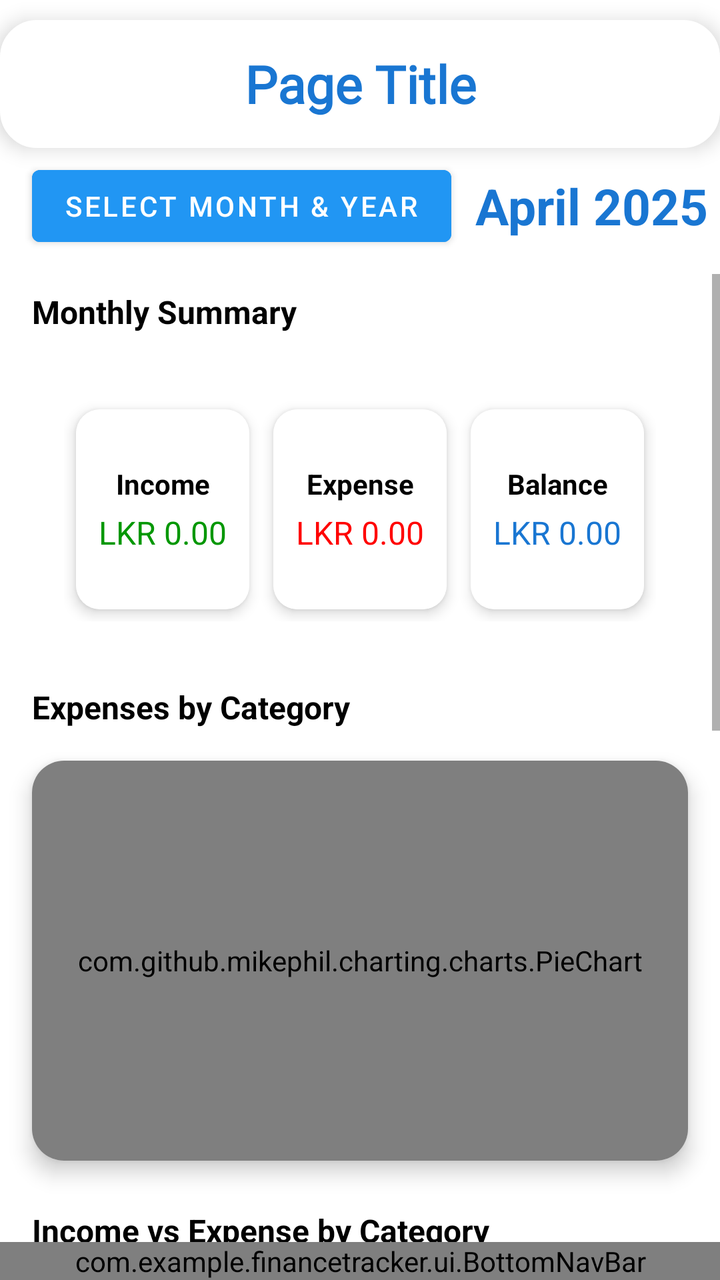
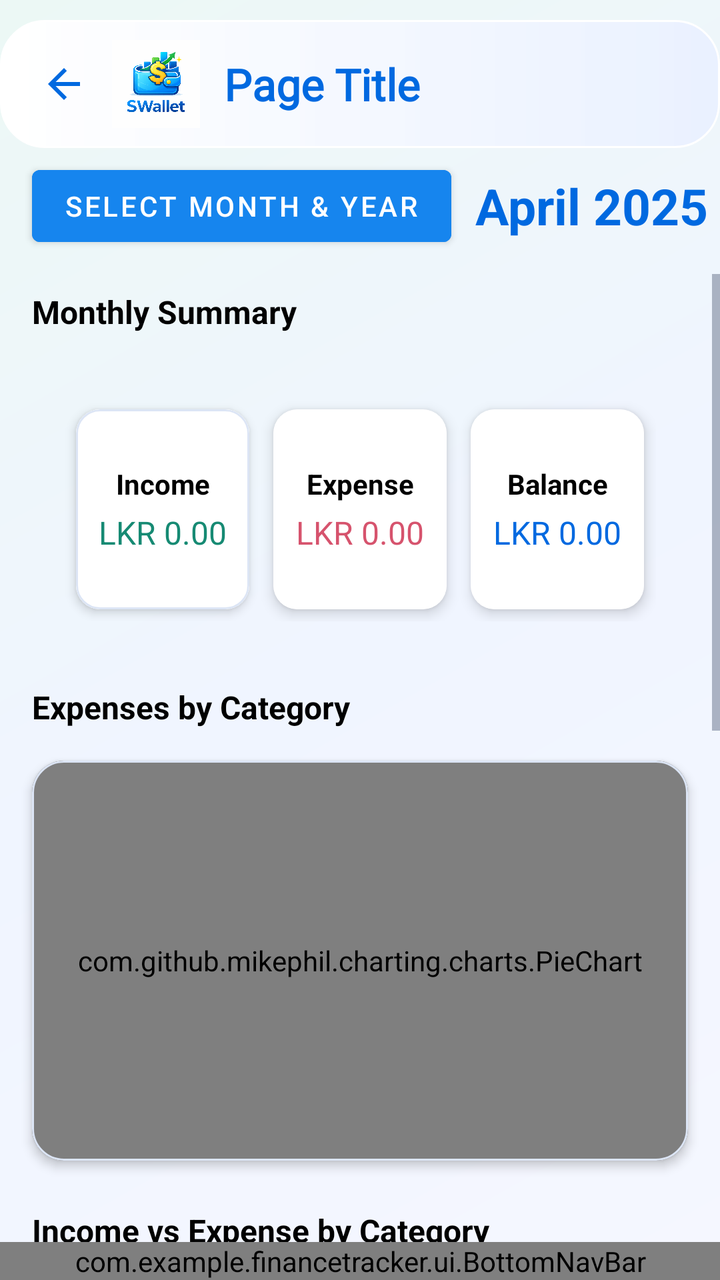

Screens rendered from an Android XML layout before and after an edit, with the pre-edit source and the edit as a unified diff.
<!-- AndroidManifest.xml: application theme Theme.FinanceTracker -->
<!-- res/layout/activity_category_analysis.xml -->
<?xml version="1.0" encoding="utf-8"?>
<androidx.constraintlayout.widget.ConstraintLayout
    xmlns:android="http://schemas.android.com/apk/res/android"
    xmlns:app="http://schemas.android.com/apk/res-auto"
    xmlns:tools="http://schemas.android.com/tools"
    android:layout_width="match_parent"
    android:layout_height="match_parent"
    android:background="@color/white"
    tools:context=".activities.CategoryAnalysisActivity">

    
    <include
        android:id="@+id/headerInclude"
        layout="@layout/header"
        android:layout_width="match_parent"
        android:layout_height="wrap_content"
        android:layout_marginTop="10dp"
        app:layout_constraintTop_toTopOf="parent" />

    
    <LinearLayout
        android:id="@+id/dateFilterRow"
        android:layout_width="match_parent"
        android:layout_height="wrap_content"
        android:orientation="horizontal"
        android:layout_marginStart="10dp"
        android:gravity="center"
        android:layout_marginTop="5dp"
        app:layout_constraintTop_toBottomOf="@id/headerInclude"
        app:layout_constraintStart_toStartOf="parent"
        app:layout_constraintEnd_toEndOf="parent">

        <Button
            android:id="@+id/btnSelectDateRange"
            android:layout_width="wrap_content"
            android:layout_height="wrap_content"
            android:backgroundTint="@color/blue_500"
            android:paddingStart="16dp"
            android:paddingEnd="16dp"
            android:text="@string/Year_Month"
            android:textColor="@android:color/white" />

        <TextView
            android:id="@+id/textSelectedMonthYear"
            android:layout_width="wrap_content"
            android:layout_height="wrap_content"
            android:layout_marginStart="12dp"
            android:text="April 2025"
            android:textColor="@color/blue_700"
            android:textSize="25sp"
            android:textStyle="bold" />
    </LinearLayout>

    
    <ScrollView
        android:id="@+id/scrollView"
        android:layout_width="match_parent"
        android:layout_height="0dp"
        android:fillViewport="true"
        android:layout_marginTop="10dp"
        app:layout_constraintTop_toBottomOf="@id/dateFilterRow"
        app:layout_constraintBottom_toTopOf="@id/bottomNav">

        <LinearLayout
            android:layout_width="match_parent"
            android:layout_height="wrap_content"
            android:orientation="vertical"
            android:paddingBottom="24dp">

            
            <TextView
                android:layout_width="wrap_content"
                android:layout_height="wrap_content"
                android:text="Monthly Summary"
                android:textSize="16sp"
                android:textStyle="bold"
                android:textColor="@android:color/black"
                android:layout_marginStart="16dp"
                android:layout_marginTop="8dp" />

            
            <LinearLayout
                android:id="@+id/summarySection"
                android:layout_width="match_parent"
                android:layout_height="wrap_content"
                android:layout_margin="16dp"
                android:orientation="horizontal"
                android:gravity="center"
                android:weightSum="3"
                android:padding="16dp"
                app:layout_constraintEnd_toEndOf="parent"
                app:layout_constraintStart_toStartOf="parent"
                app:layout_constraintTop_toBottomOf="@id/bottomNav">

                
                <com.google.android.material.card.MaterialCardView
                    android:layout_width="0dp"
                    android:layout_height="100dp"
                    android:layout_margin="6dp"
                    android:layout_weight="1"
                    app:cardCornerRadius="12dp"
                    app:cardElevation="4dp">

                    <LinearLayout
                        android:layout_width="match_parent"
                        android:layout_height="match_parent"
                        android:background="@color/white"
                        android:gravity="center"
                        android:orientation="vertical"
                        android:padding="8dp">

                        <TextView
                            android:layout_width="match_parent"
                            android:layout_height="wrap_content"
                            android:gravity="center"
                            android:text="Income"
                            android:textColor="@android:color/black"
                            android:textSize="14sp"
                            android:textStyle="bold" />

                        <TextView
                            android:id="@+id/incomeAmount"
                            android:layout_width="match_parent"
                            android:layout_height="wrap_content"
                            android:layout_marginTop="4dp"
                            android:gravity="center"
                            android:text="LKR 0.00"
                            android:textColor="@color/green"
                            android:textSize="16sp" />
                    </LinearLayout>
                </com.google.android.material.card.MaterialCardView>

                
                <com.google.android.material.card.MaterialCardView
                    android:layout_width="0dp"
                    android:layout_height="100dp"
                    android:layout_margin="6dp"
                    android:layout_weight="1"
                    app:cardCornerRadius="12dp"
                    app:cardElevation="4dp">

                    <LinearLayout
                        android:layout_width="match_parent"
                        android:layout_height="match_parent"
                        android:background="@color/white"
                        android:gravity="center"
                        android:orientation="vertical"
                        android:padding="8dp">

                        <TextView
                            android:layout_width="match_parent"
                            android:layout_height="wrap_content"
                            android:gravity="center"
                            android:text="Expense"
                            android:textColor="@android:color/black"
                            android:textSize="14sp"
                            android:textStyle="bold" />

                        <TextView
                            android:id="@+id/expenseAmount"
                            android:layout_width="match_parent"
                            android:layout_height="wrap_content"
                            android:layout_marginTop="4dp"
                            android:gravity="center"
                            android:text="LKR 0.00"
                            android:textColor="@color/red"
                            android:textSize="16sp" />
                    </LinearLayout>
                </com.google.android.material.card.MaterialCardView>

                
                <com.google.android.material.card.MaterialCardView
                    android:layout_width="0dp"
                    android:layout_height="100dp"
                    android:layout_margin="6dp"
                    android:layout_weight="1"
                    app:cardCornerRadius="12dp"
                    app:cardElevation="4dp">

                    <LinearLayout
                        android:layout_width="match_parent"
                        android:layout_height="match_parent"
                        android:background="@color/white"
                        android:gravity="center"
                        android:orientation="vertical"
                        android:padding="8dp">

                        <TextView
                            android:layout_width="match_parent"
                            android:layout_height="wrap_content"
                            android:gravity="center"
                            android:text="Balance"
                            android:textColor="@android:color/black"
                            android:textSize="14sp"
                            android:textStyle="bold" />

                        <TextView
                            android:id="@+id/balanceAmount"
                            android:layout_width="match_parent"
                            android:layout_height="wrap_content"
                            android:layout_marginTop="4dp"
                            android:gravity="center"
                            android:text="LKR 0.00"
                            android:textColor="@color/blue_700"
                            android:textSize="16sp" />
                    </LinearLayout>
                </com.google.android.material.card.MaterialCardView>
            </LinearLayout>

            
            <TextView
                android:layout_width="wrap_content"
                android:layout_height="wrap_content"
                android:layout_marginStart="16dp"
                android:layout_marginTop="0dp"
                android:text="Expenses by Category"
                android:textColor="@android:color/black"
                android:textSize="16sp"
                android:textStyle="bold" />

            <com.google.android.material.card.MaterialCardView
                android:layout_width="match_parent"
                android:layout_height="wrap_content"
                android:layout_margin="16dp"
                app:cardCornerRadius="16dp"
                app:cardElevation="6dp">
                <com.github.mikephil.charting.charts.PieChart
                    android:id="@+id/pieChart"
                    android:layout_width="match_parent"
                    android:layout_height="200dp"
                    android:padding="12dp"
                    android:background="@color/white"/>
            </com.google.android.material.card.MaterialCardView>

            
            <TextView
                android:layout_width="wrap_content"
                android:layout_height="wrap_content"
                android:text="Income vs Expense by Category"
                android:textSize="16sp"
                android:textStyle="bold"
                android:textColor="@android:color/black"
                android:layout_marginStart="16dp"
                android:layout_marginTop="8dp" />

            
            <com.google.android.material.card.MaterialCardView
                android:layout_width="match_parent"
                android:layout_height="wrap_content"
                android:layout_margin="16dp"
                app:cardCornerRadius="16dp"
                app:cardElevation="6dp">
                <com.github.mikephil.charting.charts.BarChart
                    android:id="@+id/barChart"
                    android:layout_width="match_parent"
                    android:layout_height="200dp"
                    android:padding="12dp"
                    android:background="@color/white"/>
            </com.google.android.material.card.MaterialCardView>

            
            <TextView
                android:layout_width="wrap_content"
                android:layout_height="wrap_content"
                android:text="Monthly Trend Analysis"
                android:textSize="16sp"
                android:textStyle="bold"
                android:textColor="@android:color/black"
                android:layout_marginStart="16dp"
                android:layout_marginTop="8dp" />

            
            <com.google.android.material.card.MaterialCardView
                android:layout_width="match_parent"
                android:layout_height="wrap_content"
                android:layout_margin="16dp"
                app:cardCornerRadius="16dp"
                app:cardElevation="6dp">
                <com.github.mikephil.charting.charts.LineChart
                    android:id="@+id/monthlyChart"
                    android:layout_width="match_parent"
                    android:layout_height="220dp"
                    android:padding="12dp"
                    android:background="@color/white"/>
            </com.google.android.material.card.MaterialCardView>


        </LinearLayout>
    </ScrollView>

    
    <com.example.financetracker.ui.BottomNavBar
        android:id="@+id/bottomNav"
        android:layout_width="match_parent"
        android:layout_height="wrap_content"
        app:layout_constraintBottom_toBottomOf="parent" />

</androidx.constraintlayout.widget.ConstraintLayout>
<!-- res/layout/header.xml (included above) -->
<?xml version="1.0" encoding="utf-8"?>
<LinearLayout xmlns:android="http://schemas.android.com/apk/res/android"
    android:layout_width="wrap_content"
    android:layout_height="wrap_content"
    android:orientation="vertical"
    android:gravity="center"
    android:background="@drawable/header_bg"
    android:elevation="6dp">

    <TextView
        android:id="@+id/headerTitle"
        android:layout_width="match_parent"
        android:layout_height="wrap_content"
        android:text="Page Title"
        android:textSize="26sp"
        android:textStyle="bold"
        android:textColor="#1976D2"
        android:fontFamily="@font/inter_semibold"
        android:gravity="center"
        android:padding="12dp" />

</LinearLayout>
<!-- resources referenced by this layout -->
<resources>
  <color name="blue_500">#2196F3</color>
  <color name="blue_700">#1976D2</color>
  <color name="green">#029702</color>
  <color name="red">#FF0000</color>
  <color name="white">#FFFFFFFF</color>
  <!-- drawable header_bg (drawable) -->
  <?xml version="1.0" encoding="utf-8"?>
  <shape xmlns:android="http://schemas.android.com/apk/res/android">
      <solid android:color="#FFFFFF" />
      <corners android:radius="18dp" />
      <padding android:left="0dp" android:top="0dp" android:right="0dp" android:bottom="0dp" />
      <stroke android:width="1dp" android:color="#FFFFFF" />
      <size android:height="64dp" />
  </shape>
  <string name="Year_Month">Select Month &amp; Year</string>
  <style name="Theme.FinanceTracker" parent="Theme.MaterialComponents.DayNight.NoActionBar">
          <item name="colorPrimary">@color/blue_500</item>
          <item name="colorPrimaryVariant">@color/blue_700</item>
          <item name="colorOnPrimary">@android:color/white</item>
          <item name="android:statusBarColor" tools:targetApi="l">@color/blue_700</item>
      </style>
</resources>

<!-- the commit's change to res/layout/activity_category_analysis.xml (unified diff, before → after) -->
@@ -5,7 +5,7 @@
     xmlns:tools="http://schemas.android.com/tools"
     android:layout_width="match_parent"
     android:layout_height="match_parent"
-    android:background="@color/white"
+    android:background="@drawable/app_background_gradient"
     tools:context=".activities.CategoryAnalysisActivity">
 
     
@@ -99,12 +99,15 @@
                     android:layout_margin="6dp"
                     android:layout_weight="1"
                     app:cardCornerRadius="12dp"
-                    app:cardElevation="4dp">
+                app:cardElevation="3dp"
+                    app:strokeWidth="1dp"
+                    app:strokeColor="#DCE5F5"
+                    android:backgroundTint="@color/glass_surface">
 
                     <LinearLayout
                         android:layout_width="match_parent"
                         android:layout_height="match_parent"
-                        android:background="@color/white"
+                        android:background="@color/glass_surface"
                         android:gravity="center"
                         android:orientation="vertical"
                         android:padding="8dp">
@@ -142,7 +145,7 @@
                     <LinearLayout
                         android:layout_width="match_parent"
                         android:layout_height="match_parent"
-                        android:background="@color/white"
+                        android:background="@color/glass_surface"
                         android:gravity="center"
                         android:orientation="vertical"
                         android:padding="8dp">
@@ -180,7 +183,7 @@
                     <LinearLayout
                         android:layout_width="match_parent"
                         android:layout_height="match_parent"
-                        android:background="@color/white"
+                        android:background="@color/glass_surface"
                         android:gravity="center"
                         android:orientation="vertical"
                         android:padding="8dp">
@@ -223,13 +226,16 @@
                 android:layout_height="wrap_content"
                 android:layout_margin="16dp"
                 app:cardCornerRadius="16dp"
-                app:cardElevation="6dp">
+                app:cardElevation="3dp"
+                app:strokeWidth="1dp"
+                app:strokeColor="#DCE5F5"
+                android:backgroundTint="@color/glass_surface">
                 <com.github.mikephil.charting.charts.PieChart
                     android:id="@+id/pieChart"
                     android:layout_width="match_parent"
                     android:layout_height="200dp"
                     android:padding="12dp"
-                    android:background="@color/white"/>
+                    android:background="@color/glass_surface"/>
             </com.google.android.material.card.MaterialCardView>
 
             
@@ -249,13 +255,16 @@
                 android:layout_height="wrap_content"
                 android:layout_margin="16dp"
                 app:cardCornerRadius="16dp"
-                app:cardElevation="6dp">
+                app:cardElevation="3dp"
+                app:strokeWidth="1dp"
+                app:strokeColor="#DCE5F5"
+                android:backgroundTint="@color/glass_surface">
                 <com.github.mikephil.charting.charts.BarChart
                     android:id="@+id/barChart"
                     android:layout_width="match_parent"
                     android:layout_height="200dp"
                     android:padding="12dp"
-                    android:background="@color/white"/>
+                    android:background="@color/glass_surface"/>
             </com.google.android.material.card.MaterialCardView>
 
             
@@ -275,13 +284,16 @@
                 android:layout_height="wrap_content"
                 android:layout_margin="16dp"
                 app:cardCornerRadius="16dp"
-                app:cardElevation="6dp">
+                app:cardElevation="3dp"
+                app:strokeWidth="1dp"
+                app:strokeColor="#DCE5F5"
+                android:backgroundTint="@color/glass_surface">
                 <com.github.mikephil.charting.charts.LineChart
                     android:id="@+id/monthlyChart"
                     android:layout_width="match_parent"
                     android:layout_height="220dp"
                     android:padding="12dp"
-                    android:background="@color/white"/>
+                    android:background="@color/glass_surface"/>
             </com.google.android.material.card.MaterialCardView>
 
 
@@ -299,23 +311,42 @@
 <!-- res/layout/header.xml (included above) -->
 <?xml version="1.0" encoding="utf-8"?>
 <LinearLayout xmlns:android="http://schemas.android.com/apk/res/android"
-    android:layout_width="wrap_content"
+    xmlns:app="http://schemas.android.com/apk/res-auto"
+    android:layout_width="match_parent"
     android:layout_height="wrap_content"
-    android:orientation="vertical"
-    android:gravity="center"
+    android:orientation="horizontal"
+    android:gravity="center_vertical"
     android:background="@drawable/header_bg"
-    android:elevation="6dp">
+    android:elevation="2dp"
+    android:paddingStart="8dp"
+    android:paddingEnd="8dp">
+
+    <ImageView
+        android:id="@+id/backArrow"
+        android:layout_width="48dp"
+        android:layout_height="48dp"
+        android:background="?attr/selectableItemBackgroundBorderless"
+        android:clickable="true"
+        android:contentDescription="Back"
+        android:focusable="true"
+        android:padding="12dp"
+        android:src="@drawable/ic_back_arrow"
+        app:tint="@color/blue_700" />
+
+    <ImageView android:layout_width="44dp" android:layout_height="44dp" android:src="@drawable/swallet_logo" android:scaleType="fitCenter" android:contentDescription="SWallet" />
 
     <TextView
         android:id="@+id/headerTitle"
-        android:layout_width="match_parent"
+        android:layout_width="0dp"
         android:layout_height="wrap_content"
+        android:layout_weight="1"
         android:text="Page Title"
-        android:textSize="26sp"
+        android:textSize="22sp"
         android:textStyle="bold"
-        android:textColor="#1976D2"
+        android:textColor="@color/blue_700"
         android:fontFamily="@font/inter_semibold"
-        android:gravity="center"
-        android:padding="12dp" />
+        android:gravity="start|center_vertical"
+        android:padding="12dp"
+        android:accessibilityHeading="true" />
 
 </LinearLayout>
<!-- resource entries referenced after the edit -->
@@ -1,25 +1,70 @@
 <!-- resources referenced by this layout -->
 <resources>
-  <color name="blue_500">#2196F3</color>
-  <color name="blue_700">#1976D2</color>
-  <color name="green">#029702</color>
-  <color name="red">#FF0000</color>
-  <color name="white">#FFFFFFFF</color>
+  <color name="blue_500">#1685EE</color>
+  <color name="blue_700">#0069E0</color>
+  <color name="glass_surface">#F2FFFFFF</color>
+  <color name="green">#168A73</color>
+  <color name="red">#D6536D</color>
+  <!-- drawable app_background_gradient (drawable) -->
+  <?xml version="1.0" encoding="utf-8"?>
+  <shape xmlns:android="http://schemas.android.com/apk/res/android" android:shape="rectangle">
+      <gradient
+          android:angle="135"
+          android:startColor="#F5F7FF"
+          android:centerColor="#F0F5FF"
+          android:endColor="#ECF8F5" />
+  </shape>
   <!-- drawable header_bg (drawable) -->
   <?xml version="1.0" encoding="utf-8"?>
   <shape xmlns:android="http://schemas.android.com/apk/res/android">
-      <solid android:color="#FFFFFF" />
-      <corners android:radius="18dp" />
+      <gradient android:angle="0" android:startColor="#F7FFFFFF" android:endColor="#EAF1FF" />
+      <corners android:radius="22dp" />
       <padding android:left="0dp" android:top="0dp" android:right="0dp" android:bottom="0dp" />
-      <stroke android:width="1dp" android:color="#FFFFFF" />
+      <stroke android:width="1dp" android:color="#FFFFFFFF" />
       <size android:height="64dp" />
   </shape>
+  <!-- drawable ic_back_arrow (drawable) -->
+  <?xml version="1.0" encoding="utf-8"?>
+  <vector xmlns:android="http://schemas.android.com/apk/res/android"
+      android:width="24dp"
+      android:height="24dp"
+      android:viewportWidth="24"
+      android:viewportHeight="24">
+      <path
+          android:fillColor="#000000"
+          android:pathData="M20,11H7.83l5.59-5.59L12,4l-8,8 8,8 1.41-1.41L7.83,13H20v-2z" />
+  </vector>
+  <!-- drawable swallet_logo: png bitmap (drawable, 327604 bytes) -->
   <string name="Year_Month">Select Month &amp; Year</string>
   <style name="Theme.FinanceTracker" parent="Theme.MaterialComponents.DayNight.NoActionBar">
-          <item name="colorPrimary">@color/blue_500</item>
+          <item name="colorPrimary">@color/blue_700</item>
           <item name="colorPrimaryVariant">@color/blue_700</item>
+          <item name="colorSecondary">@color/green_500</item>
+          <item name="colorSurface">@color/wallet_surface</item>
+          <item name="colorOnSurface">@color/ink_primary</item>
+          <item name="android:textColorPrimary">@color/ink_primary</item>
+          <item name="android:textColorSecondary">@color/ink_secondary</item>
+          <item name="android:colorBackground">@color/app_background</item>
+          <item name="android:forceDarkAllowed" tools:targetApi="q">false</item>
           <item name="colorOnPrimary">@android:color/white</item>
-          <item name="android:statusBarColor" tools:targetApi="l">@color/blue_700</item>
+          <item name="android:colorAccent">@color/blue_500</item>
+          <item name="android:statusBarColor" tools:targetApi="l">@color/app_background</item>
+          <item name="android:navigationBarColor" tools:targetApi="l">@color/app_background</item>
+          <item name="android:windowLightStatusBar" tools:targetApi="m">@bool/wallet_light_bars</item>
+          <item name="android:windowLightNavigationBar" tools:targetApi="o_mr1">@bool/wallet_light_bars</item>
+          <item name="android:windowBackground">@color/app_background</item>
+          <item name="android:windowAnimationStyle">@style/WalletWindowAnimation</item>
+      </style>
+  <color name="green_500">#21A68A</color>
+  <color name="wallet_surface">#FFFFFF</color>
+  <color name="ink_primary">#202B45</color>
+  <color name="ink_secondary">#68758B</color>
+  <color name="app_background">#F3F6FC</color>
+  <style name="WalletWindowAnimation">
+          <item name="android:activityOpenEnterAnimation">@anim/wallet_enter</item>
+          <item name="android:activityOpenExitAnimation">@anim/wallet_exit</item>
+          <item name="android:activityCloseEnterAnimation">@anim/wallet_enter</item>
+          <item name="android:activityCloseExitAnimation">@anim/wallet_exit</item>
       </style>
 </resources>
 
